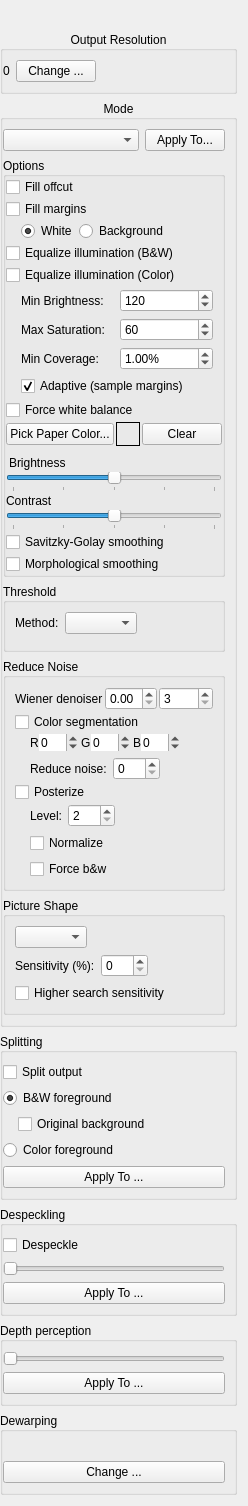
abandoned-industries/scantailor-spectre, file src/core/filters/output/OptionsWidget.ui: the form before one commit.
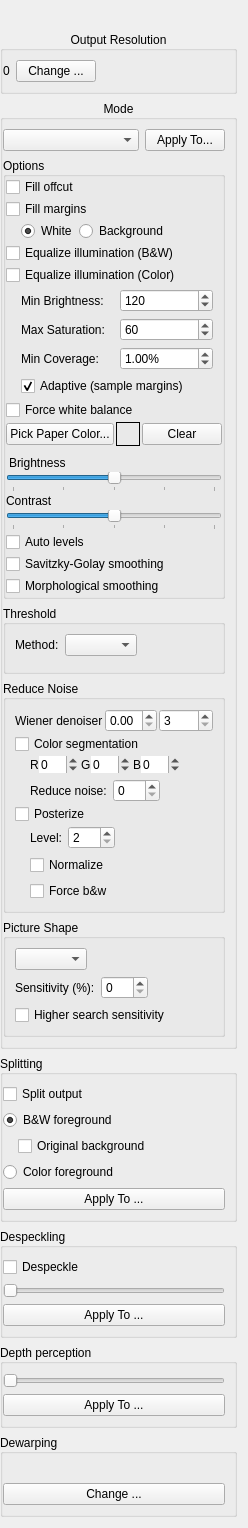
The form after the commit. Custom widgets are drawn as their Qt base class.

Commit message:
Add Auto Levels, PDF DPI detection, and image quality improvements
New features:
- Auto Levels: Stretch histogram to full 0-255 range for better contrast
- PDF DPI detection: Auto-detect embedded image resolution on import
- PDF Import dialog: Show detected DPI with manual override option

Improvements:
- Color detection: Better handling of old book scans with yellowed paper
- Thumbnail caching: Improved cache key handling for long filenames
- OCR: Added page count debug logging

🤖 Generated with [Claude Code](https://claude.com/claude-code)

What changed in the file:
```diff
--- a/src/core/filters/output/OptionsWidget.ui
+++ b/src/core/filters/output/OptionsWidget.ui
@@ -472,6 +472,16 @@
             </property>
            </widget>
           </item>
+          <item>
+           <widget class="QCheckBox" name="autoLevelsCB">
+            <property name="toolTip">
+             <string>Stretch histogram to full 0-255 range for maximum contrast</string>
+            </property>
+            <property name="text">
+             <string>Auto levels</string>
+            </property>
+           </widget>
+          </item>
            <item>
             <widget class="QCheckBox" name="savitzkyGolaySmoothingCB">
              <property name="text">
```
The commit also changes 23 other files.
